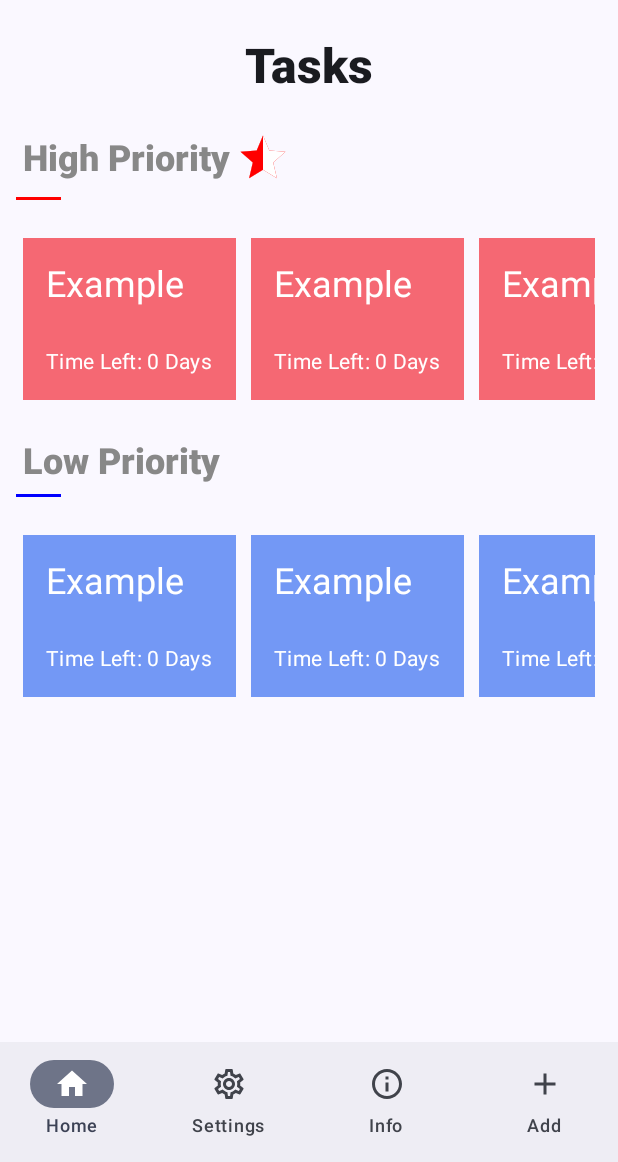
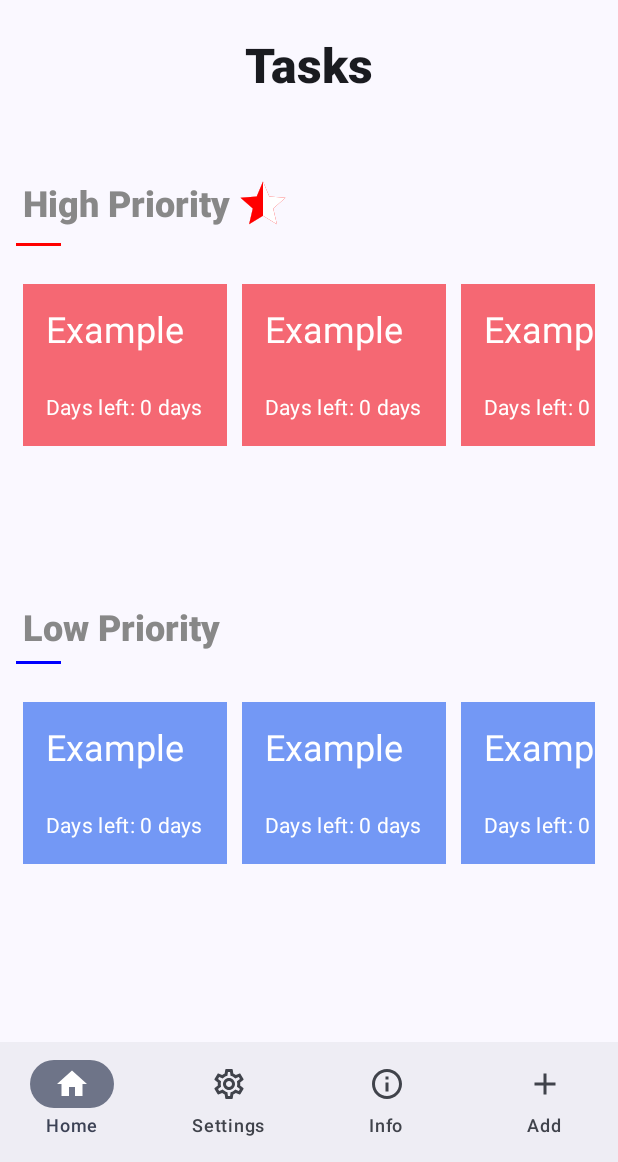
Before and after one commit to luk-dushaj/Task-Tracker, an Android app built with Jetpack Compose: the screen it shows after launch (MainActivity), on a phone screen of 412 x 824 dp, the part 74-1236 px from its top. Run offline under Robolectric (Android 15) with nearby library versions, the phone set to English and light mode, and no system bars; our stand-ins replace livedata-compose; libraries missing offline, so code that uses them is left out: com.google.type.

```diff
--- a/app/src/main/java/com/school/tasktracker/MainActivity.kt
+++ b/app/src/main/java/com/school/tasktracker/MainActivity.kt
@@ -47,9 +47,13 @@ import com.school.tasktracker.ui.theme.TaskTrackerTheme
 import androidx.navigation.compose.NavHost
 import androidx.navigation.compose.composable
 import androidx.navigation.NavController
+import androidx.navigation.NavType
+import androidx.navigation.navArgument
 import com.school.tasktracker.data.MainViewModel
 import com.school.tasktracker.data.Routes
+import com.school.tasktracker.data.Task
 import com.school.tasktracker.views.AddTaskView
+import com.school.tasktracker.views.DetailView
 import com.school.tasktracker.views.HomeView
 import com.school.tasktracker.views.InfoView
 import com.school.tasktracker.views.SettingsView
@@ -92,10 +96,11 @@ fun MainView(modifier: Modifier = Modifier) {
         ) {
             // View content
             NavHost(navController = navController, startDestination = Routes.home) {
-                composable(Routes.home) { HomeView(viewModel = viewModel) }
+                composable(Routes.home) { HomeView(viewModel = viewModel, navController = navController) }
                 composable(Routes.settings) { SettingsView(viewModel = viewModel) }
                 composable(Routes.info) { InfoView() }
-                composable(Routes.addView) { AddTaskView(viewModel = viewModel) }
+                composable(Routes.add) { AddTaskView(viewModel = viewModel) }
+                composable(Routes.detail) { DetailView(viewModel = viewModel, navController = navController) }
             }
         }
     }
@@ -162,7 +167,7 @@ fun BottomBar(modifier: Modifier = Modifier, viewModel: MainViewModel, navContro
                         0 -> navController.navigate(Routes.home)
                         1 -> navController.navigate(Routes.settings)
                         2 -> navController.navigate(Routes.info)
-                        3 -> navController.navigate(Routes.addView)
+                        3 -> navController.navigate(Routes.add)
                     }
                 }
             )
--- /dev/null
+++ b/app/src/main/java/com/school/tasktracker/components/ColoredLine.kt
@@ -0,0 +1,20 @@
+package com.school.tasktracker.components
+
+import androidx.compose.ui.graphics.Color
+import androidx.compose.foundation.layout.offset
+import androidx.compose.foundation.layout.width
+import androidx.compose.material3.HorizontalDivider
+import androidx.compose.runtime.Composable
+import androidx.compose.ui.Modifier
+import androidx.compose.ui.unit.dp
+
+@Composable
+fun ColoredLine(modifier: Modifier = Modifier, color: Color) {
+    HorizontalDivider(
+        modifier = modifier
+            .width(30.dp)
+            .offset(x = (-5).dp),
+        color = color,
+        thickness = 2.dp
+    )
+}
--- /dev/null
+++ b/app/src/main/java/com/school/tasktracker/components/PriorityComposable.kt
@@ -0,0 +1,68 @@
+package com.school.tasktracker.components
+
+import androidx.compose.foundation.clickable
+import androidx.compose.foundation.layout.Arrangement
+import androidx.compose.foundation.layout.Column
+import androidx.compose.foundation.layout.Row
+import androidx.compose.foundation.layout.Spacer
+import androidx.compose.foundation.layout.height
+import androidx.compose.foundation.layout.width
+import androidx.compose.foundation.lazy.LazyRow
+import androidx.compose.foundation.lazy.items
+import androidx.compose.runtime.Composable
+import androidx.compose.ui.Modifier
+import androidx.compose.ui.graphics.Color
+import androidx.compose.ui.text.font.FontWeight
+import androidx.compose.ui.unit.dp
+import androidx.navigation.NavController
+import com.school.tasktracker.data.MainViewModel
+import com.school.tasktracker.data.Routes
+
+@Composable
+// This is a composable to hold all task priority objects.
+// By default is used for HomeView with onClick opening a DetailView
+// Editable is for the editview
+fun PriorityComposable(
+    modifier: Modifier = Modifier,
+    isPriority: Boolean,
+    viewModel: MainViewModel,
+    navController: NavController,
+    editable: Boolean = false
+) {
+    val tasks = viewModel.tasks
+    Column {
+        Row {
+            TextRow(
+                color = Color.Gray,
+                weight = FontWeight.ExtraBold,
+                title = if (isPriority) "High Priority" else "Low Priority"
+            )
+            Spacer(modifier = modifier.width(4.dp))
+            if (isPriority) {
+                HalfStarIcon(filled = true)
+            }
+        }
+        Spacer(modifier = modifier.height(5.dp))
+        ColoredLine(color = if (isPriority) Color.Red else Color.Blue)
+    }
+    LazyRow (
+        horizontalArrangement = Arrangement.spacedBy(10.dp)
+    ) {
+        items(tasks.value!!) { item ->
+            TaskDesign(
+                modifier = modifier
+                    .clickable {
+                        viewModel.selectedTask = item
+                        navController.navigate(Routes.detail)
+                    },
+                title = item.title,
+                days = 0,
+                color = if (isPriority) Color(
+                    red = 245,
+                    green = 104,
+                    blue = 115
+                ) else Color(red = 115, green = 152, blue = 245)
+            )
+        }
+    }
+}
--- /dev/null
+++ b/app/src/main/java/com/school/tasktracker/components/TaskDesign.kt
@@ -0,0 +1,81 @@
+package com.school.tasktracker.components
+
+import androidx.compose.foundation.background
+import androidx.compose.foundation.layout.Arrangement
+import androidx.compose.foundation.layout.Box
+import androidx.compose.foundation.layout.Column
+import androidx.compose.foundation.layout.Row
+import androidx.compose.foundation.layout.Spacer
+import androidx.compose.foundation.layout.height
+import androidx.compose.foundation.layout.offset
+import androidx.compose.foundation.layout.padding
+import androidx.compose.foundation.layout.width
+import androidx.compose.foundation.shape.RoundedCornerShape
+import androidx.compose.material.icons.Icons
+import androidx.compose.material.icons.filled.Create
+import androidx.compose.material3.Icon
+import androidx.compose.material3.MaterialTheme
+import androidx.compose.material3.Surface
+import androidx.compose.material3.Text
+import androidx.compose.runtime.Composable
+import androidx.compose.ui.Alignment
+import androidx.compose.ui.Modifier
+import androidx.compose.ui.draw.clip
+import androidx.compose.ui.graphics.Color
+import androidx.compose.ui.graphics.vector.ImageVector
+import androidx.compose.ui.tooling.preview.Preview
+import androidx.compose.ui.unit.dp
+import com.school.tasktracker.ui.theme.TaskTrackerTheme
+
+@Composable
+fun TaskDesign(modifier: Modifier = Modifier, title: String, days: Int, color: Color, edit: Boolean = false) {
+    Box(
+        modifier = modifier
+            .background(color = color)
+            .clip(RoundedCornerShape(8.dp))
+    ) {
+        Column(
+            modifier = modifier
+                .padding(15.dp),
+            verticalArrangement = Arrangement.spacedBy(25.dp)
+        ) {
+            Row (
+                horizontalArrangement = Arrangement.spacedBy(30.dp)
+            ) {
+                Text(
+                    text = title,
+                    color = Color.White,
+                    style = MaterialTheme.typography.headlineSmall,
+                )
+                if (edit) {
+                    Icon(
+                        imageVector = Icons.Filled.Create,
+                        contentDescription = "Edit task icon",
+                        modifier = modifier.offset(y = (-10).dp)
+                    )
+                }
+            }
+            Text(
+                text = "Days left: $days days",
+                color = Color.White,
+                style = MaterialTheme.typography.bodyMedium
+            )
+        }
+    }
+}
+
+@Preview
+@Composable
+private fun PreviewTaskDesign() {
+    TaskTrackerTheme {
+        Surface {
+            TaskDesign(
+                title = "Test",
+                days = 0,
+                color = Color.Gray,
+                edit = true
+            )
+        }
+    }
+
+}
--- a/app/src/main/java/com/school/tasktracker/components/TextRow.kt
+++ b/app/src/main/java/com/school/tasktracker/components/TextRow.kt
@@ -18,10 +18,9 @@ fun TextRow(
 ) {
     Text(
         text = title,
-        style = style.copy(
-            fontWeight = weight,
-            color = color
-        ),
+        style = style,
+        fontWeight = weight,
+        color = color,
         modifier = modifier
     )
 }
--- a/app/src/main/java/com/school/tasktracker/data/MainViewModel.kt
+++ b/app/src/main/java/com/school/tasktracker/data/MainViewModel.kt
@@ -1,8 +1,12 @@
 package com.school.tasktracker.data
 
+import androidx.compose.runtime.getValue
+import androidx.compose.runtime.mutableStateOf
+import androidx.compose.runtime.setValue
 import androidx.lifecycle.LiveData
 import androidx.lifecycle.MutableLiveData
 import androidx.lifecycle.ViewModel
+import java.util.UUID
 
 
 // ViewModel is going to be used for sharing data across views in a unified way
@@ -13,6 +17,14 @@ class MainViewModel: ViewModel() {
 
     private var _tasks = MutableLiveData<List<Task>>(emptyList())
     var tasks: LiveData<List<Task>> = _tasks
+
+    fun isTasksEmpty(): Boolean {
+        if (_tasks.value!!.isEmpty()) {
+            return true
+        } else {
+            return false
+        }
+    }
 
     fun addTask(task: Task) {
         // Get the current list or an empty list if null, then add the new task
@@ -30,6 +42,12 @@ class MainViewModel: ViewModel() {
         }
         _tasks.value = updatedList
     }
+
+    fun isTask(id: UUID): Boolean {
+        return _tasks.value?.any { it.id == id } == true
+    }
+
+    var selectedTask: Task? by mutableStateOf(null)
 
     private var _infoValue = MutableLiveData(List(6) { false })
     val infoValue: LiveData<List<Boolean>> = _infoValue
--- a/app/src/main/java/com/school/tasktracker/data/Routes.kt
+++ b/app/src/main/java/com/school/tasktracker/data/Routes.kt
@@ -4,5 +4,7 @@ object Routes {
     var home = "home"
     var settings = "settings"
     var info = "info"
-    var addView = "addView"
+    var add = "add"
+    var edit = "edit"
+    var detail = "detail"
 }
--- a/app/src/main/java/com/school/tasktracker/data/Task.kt
+++ b/app/src/main/java/com/school/tasktracker/data/Task.kt
@@ -1,5 +1,6 @@
 package com.school.tasktracker.data
 
+import com.google.type.Color
 import com.google.type.DateTime
 import java.text.SimpleDateFormat
 import java.util.Date
@@ -9,15 +10,17 @@ import java.util.UUID
 // Implemented as data class because we are managing the objects in a array
 // All the standard methods like delete/create will be in the array
 // editing will mainly be accessing the properties from the objects via dot notation
-class Task(
+class Task (
     val id: UUID = UUID.randomUUID(),
     var title: String,
     var description: String,
     var isPriority: Boolean,
     // those below are strings since Date() doesn't have a attribute to save those
     // So basically will encode the date as a string and will decode it back into a date from the string
-    var date: String,
-    var time: String,
+    var date: String = "10-22-2024",
+    var time: String = "5:36 PM",
+    // Days defaulting to 0 because evenetually I have to add a function to calculate how many days are left
+    var days: Int = 0,
     var isDone: Boolean = false
 ) {
     fun decodeDateTime(dateTime: DateTime): Pair<Date?, Date?> {
--- a/app/src/main/java/com/school/tasktracker/views/HomeView.kt
+++ b/app/src/main/java/com/school/tasktracker/views/HomeView.kt
@@ -1,6 +1,7 @@
 package com.school.tasktracker.views
 
 import androidx.compose.foundation.background
+import androidx.compose.foundation.clickable
 import androidx.compose.foundation.layout.Arrangement
 import androidx.compose.foundation.layout.Box
 import androidx.compose.foundation.layout.Column
@@ -33,20 +34,53 @@ import androidx.compose.ui.text.style.TextAlign
 import androidx.compose.ui.tooling.preview.Preview
 import androidx.compose.ui.unit.dp
 import androidx.lifecycle.viewmodel.compose.viewModel
+import androidx.navigation.NavController
+import androidx.navigation.NavHost
+import androidx.navigation.compose.rememberNavController
 import com.school.tasktracker.components.TextRow
 import com.school.tasktracker.data.MainViewModel
 import com.school.tasktracker.data.Task
 import com.school.tasktracker.ui.theme.TaskTrackerTheme
 import com.school.tasktracker.components.HalfStarIcon
+import com.school.tasktracker.components.PriorityComposable
+import com.school.tasktracker.data.Routes
 
 @Composable
-fun HomeView(modifier: Modifier = Modifier, viewModel: MainViewModel) {
+fun HomeView(
+    modifier: Modifier = Modifier,
+    viewModel: MainViewModel,
+    navController: NavController
+) {
     // Separate between priority lists
     val tasks = viewModel.tasks
-    viewModel.addTask(Task(title = "Example", description = "Due soon", date = "", time = "", isPriority = false))
-    viewModel.addTask(Task(title = "Example", description = "Due soon", date = "", time = "", isPriority = false))
-    viewModel.addTask(Task(title = "Example", description = "Due soon", date = "", time = "", isPriority = false))
-    Column (
+    viewModel.addTask(
+        Task(
+            title = "Example",
+            description = "Due soon",
+            date = "10/15/2024",
+            time = "4:27 PM",
+            isPriority = true
+        )
+    )
+    viewModel.addTask(
+        Task(
+            title = "Example",
+            description = "Due soon",
+            date = "",
+            time = "",
+            isPriority = false
+        )
+    )
+    viewModel.addTask(
+        Task(
+            title = "Example",
+            description = "Due soon",
+            date = "",
+            time = "",
+            isPriority = false
+        )
+    )
+    Column(
         modifier = modifier
             .fillMaxWidth()
             .padding(15.dp),
@@ -59,88 +93,29 @@ fun HomeView(modifier: Modifier = Modifier, viewModel: MainViewModel) {
             contentAlignment = Alignment.Center
         ) {
             Text(
-                text = if (tasks.value.isNullOrEmpty()) "There are currently no tasks" else "Tasks",
+                text = if (viewModel.isTasksEmpty()) "There are currently no tasks" else "Tasks",
                 style = MaterialTheme.typography.headlineLarge,
                 fontWeight = FontWeight.ExtraBold,
                 textAlign = TextAlign.Center
             )
         }
-        PriorityComposable(isPriority = true, viewModel = viewModel)
-        PriorityComposable(isPriority = false, viewModel = viewModel)
-    }
-}
-
-@Composable
-fun ColoredLine(modifier: Modifier = Modifier, color: Color) {
-    HorizontalDivider(
-        modifier = modifier
-            .width(30.dp)
-            .offset(x = (-5).dp),
-        color = color,
-        thickness = 2.dp
-    )
-}
-
-@Composable
-fun PriorityComposable(
-    modifier: Modifier = Modifier,
-    isPriority: Boolean,
-    viewModel: MainViewModel
-) {
-    val tasks = viewModel.tasks
-    Column {
-        Row {
-            TextRow(
-                color = Color.Gray,
-                weight = FontWeight.ExtraBold,
-                title = if (isPriority) "High Priority" else "Low Priority"
+        if (!viewModel.isTasksEmpty()) {
+            // Spacing like this below to cover more area of the screen
+            Spacer(
+                modifier = modifier.height(5.dp)
             )
-            Spacer(modifier = modifier.width(4.dp))
-            if (isPriority) {
-                HalfStarIcon(filled = true)
-            }
-        }
-        Spacer(modifier = modifier.height(5.dp))
-        ColoredLine(color = if (isPriority) Color.Red else Color.Blue)
-    }
-    LazyRow {
-        items(tasks.value!!) { item ->
-            TaskDesign(
-                title = item.title,
-                days = 0,
-                color = if (isPriority) Color(red = 245, green = 104, blue = 115) else Color(red = 115, green = 152, blue = 245)
+            PriorityComposable(
+                isPriority = true,
+                viewModel = viewModel,
+                navController = navController
             )
             Spacer(
-                modifier = modifier.width(10.dp)
+                modifier = modifier.height(55.dp)
             )
-        }
-    }
-}
-
-@Composable
-fun TaskDesign(modifier: Modifier = Modifier, title: String, days: Int, color: Color) {
-    Box(
-        modifier = modifier
-            .background(color = color)
-            .clip(RoundedCornerShape(8.dp))
-    ) {
-        Column(
-            modifier = modifier
-                .padding(15.dp)
-        ) {
-            Text(
-                text = title,
-                color = Color.White,
-                style = MaterialTheme.typography.headlineSmall,
-            )
-            Spacer(
-                modifier = modifier
-                    .height(25.dp)
-            )
-            Text(
-                text = "Time Left: $days Days",
-                color = Color.White,
-                style = MaterialTheme.typography.bodyMedium
+            PriorityComposable(
+                isPriority = false,
+                viewModel = viewModel,
+                navController = navController
             )
         }
     }
@@ -151,7 +126,7 @@ fun TaskDesign(modifier: Modifier = Modifier, title: String, days: Int, color: C
 fun PreviewHomeView() {
     TaskTrackerTheme {
         Surface {
-            HomeView(viewModel = viewModel())
+            HomeView(viewModel = viewModel(), navController = rememberNavController())
 //            PriorityComposable(viewModel = viewModel(), isPriority = false)
 //            ColoredLine(color = Color.Blue)
         }
```
Also changed, not shown: app/src/main/java/com/school/tasktracker/views/AddTaskView.kt (+23 -12 lines), app/src/main/java/com/school/tasktracker/views/DetailView.kt (added, +186 -0 lines), app/src/main/java/com/school/tasktracker/views/EditView.kt (added, +16 -0 lines).
